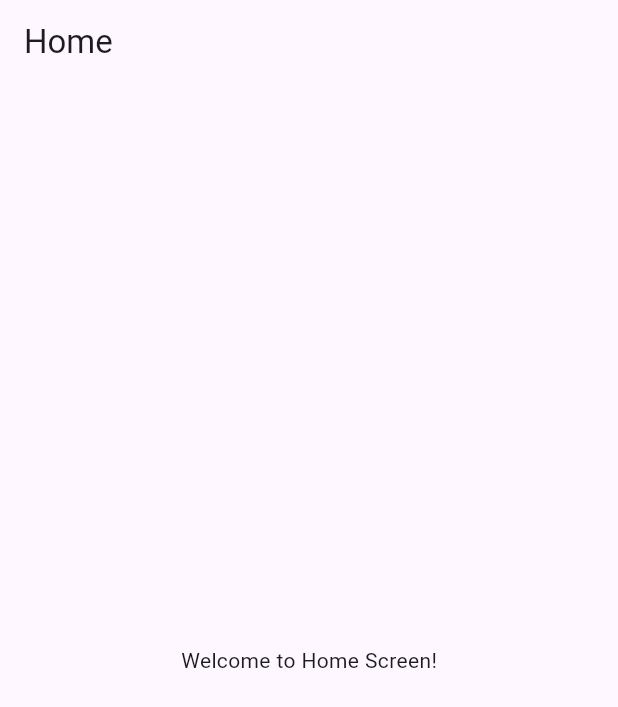
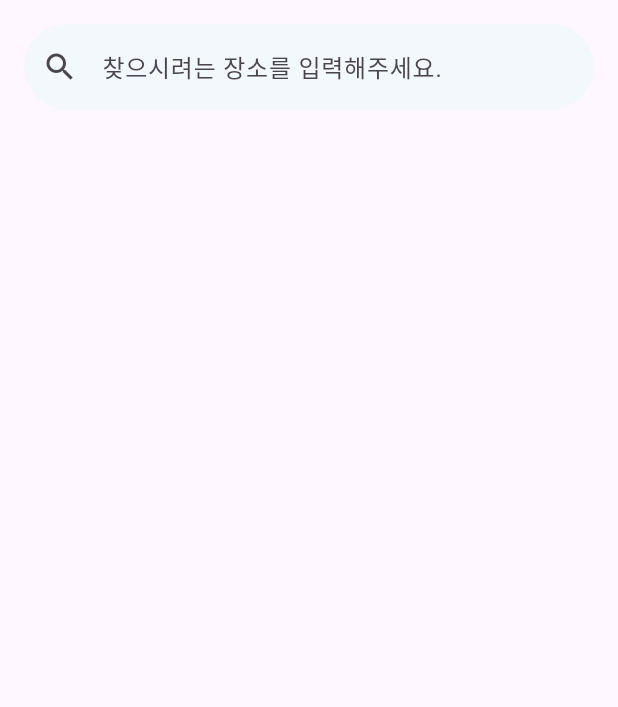
Before and after one commit to monho/SearchArea, a Flutter app: the HomeScreen screen opened directly, on a phone screen of 412 x 824 dp. Shown: the top 707 px of the screen. Run offline on Flutter 3.47's test engine with Material 3 defaults, Android fonts, the phone set to English and light mode, and no system bars; our stand-ins replace permission_handler.

Commit message:
feat : 커스텀 검색  위젯 구현

```diff
--- a/lib/view/home/home_view.dart
+++ b/lib/view/home/home_view.dart
@@ -1,13 +1,58 @@
 import 'package:flutter/material.dart';
+import 'package:provider/provider.dart';
+import 'package:searcharea/viewmodel/terms/home/homeViewModel.dart';
 
 class HomeScreen extends StatelessWidget {
   const HomeScreen({super.key});
 
   @override
   Widget build(BuildContext context) {
-    return Scaffold(
-      appBar: AppBar(title: const Text('Home')),
-      body: const Center(child: Text('Welcome to Home Screen!')),
+    return ChangeNotifierProvider(
+      create : (_) => HomeViewModel(),
+      child: Consumer<HomeViewModel>(
+        builder: (context, viewModel, child) {
+          return Scaffold(
+            body : SafeArea(
+              child: Column(
+                children: [
+                  const SearchBar(),
+                ],
+              ),
+            )
+          );
+        },
+      ),
     );
   }
 }
+
+//커스텀 검색바
+class SearchBar extends StatelessWidget{
+  const SearchBar({super.key});
+
+  @override
+  Widget build(BuildContext context){
+    final viewModel = Provider.of<HomeViewModel>(context, listen: false);
+
+    return Padding(
+      padding: const EdgeInsets.all(16),
+      child: TextField(
+        decoration: InputDecoration(
+          hintText: '찾으시려는 장소를 입력해주세요.',
+          prefixIcon: const Icon(Icons.search),
+          border : OutlineInputBorder(
+            borderRadius: BorderRadius.circular(30),
+            borderSide: BorderSide.none,
+          ),
+          filled: true,
+          fillColor: Color.fromRGBO(242, 248, 252, 1)
+        ),
+        onChanged: viewModel.updateSearchQuery,
+        controller : TextEditingController(text: viewModel.searchQuery)
+          ..selection = TextSelection.fromPosition(
+            TextPosition(offset: viewModel.searchQuery.length),
+          ),
+      ),
+    );
+  }
+}
--- /dev/null
+++ b/lib/viewmodel/terms/home/homeViewModel.dart
@@ -0,0 +1,22 @@
+import 'package:flutter/material.dart';
+
+class HomeViewModel extends ChangeNotifier {
+  String _searchQuery = '';
+  String _sortOption = '가까운 순';
+  int _currentIndex = 0;
+  String get searchQuery => _searchQuery;
+  String get sortOption => _sortOption;
+  int get currentIndex => _currentIndex;
+
+  void updateSearchQuery(String query) {
+    _searchQuery = query;
+    notifyListeners();
+  }
+
+  void updateSortOption(String? option) {
+    if (option != null) {
+      _sortOption = option;
+      notifyListeners();
+    }
+  }
+}
```
